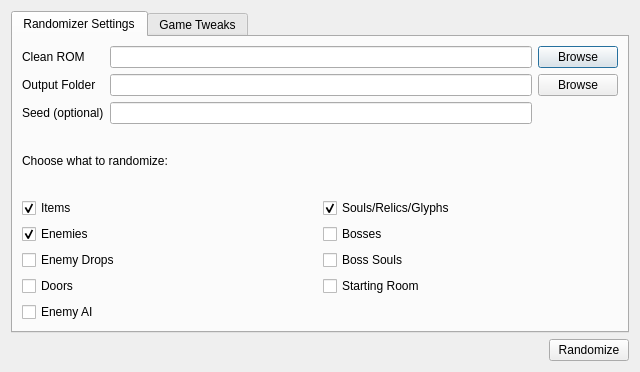
Before: the Qt Designer form dsvrandom/randomizer.ui in LagoLunatic/DSVEdit, drawn with Qt 5.
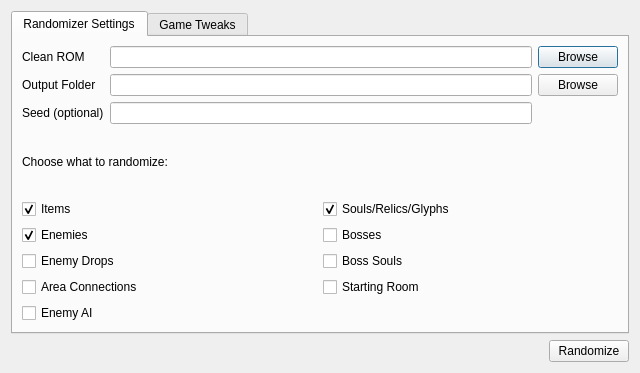
After: the same form once the commit is applied. Icons and pictures are not drawn.

Commit message: Randomizer: Rename "doors" to "area connections"

Diff of the .ui file:
```diff
--- a/dsvrandom/randomizer.ui
+++ b/dsvrandom/randomizer.ui
@@ -7,7 +7,7 @@
     <x>0</x>
     <y>0</y>
     <width>640</width>
-    <height>372</height>
+    <height>373</height>
    </rect>
   </property>
   <property name="windowTitle">
@@ -151,7 +151,7 @@
          <item>
           <widget class="QCheckBox" name="randomize_doors">
            <property name="text">
-            <string>Doors</string>
+            <string>Area Connections</string>
            </property>
           </widget>
          </item>
```
Left out of the diff: 2 changed lines with no effect on the pictures. The commit also changes 2 other files.
